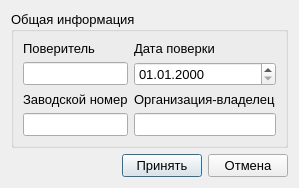
Before: the Qt Designer form ui/variable_template_fields_form.ui in irsural/calibrator_pc, drawn with Qt 5.
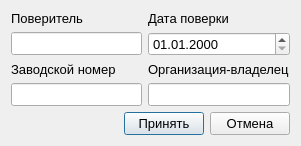
After: the same form once the commit is applied.

What changed in the file:
```diff
--- a/ui/variable_template_fields_form.ui
+++ b/ui/variable_template_fields_form.ui
@@ -6,8 +6,8 @@
    <rect>
     <x>0</x>
     <y>0</y>
-    <width>284</width>
-    <height>182</height>
+    <width>301</width>
+    <height>146</height>
    </rect>
   </property>
   <property name="font">
@@ -20,12 +20,6 @@
   </property>
   <layout class="QVBoxLayout" name="verticalLayout">
    <item>
-    <widget class="QGroupBox" name="groupBox">
-     <property name="title">
-      <string>Общая информация</string>
-     </property>
-     <layout class="QGridLayout" name="gridLayout">
-      <item row="0" column="0">
        <layout class="QGridLayout" name="gridLayout_4">
         <item row="3" column="0">
          <widget class="QLineEdit" name="serial_number_edit"/>
@@ -84,9 +78,6 @@
          </widget>
         </item>
        </layout>
-      </item>
-     </layout>
-    </widget>
    </item>
    <item>
     <layout class="QHBoxLayout" name="horizontalLayout_2">
```
Lines whose indentation alone changed are shown as unchanged.
